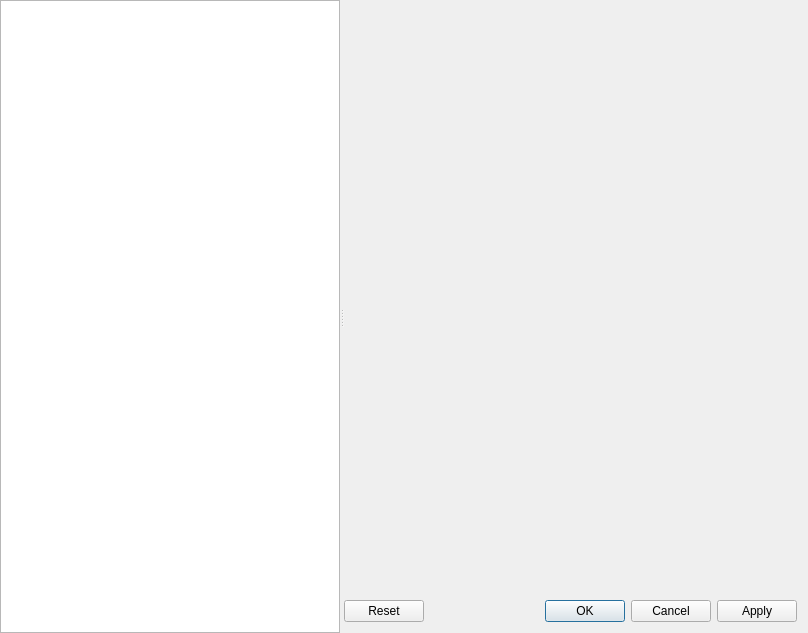
This is src/plugins/optionsmanager/optionsdialog.ui in silvansky/Contacts as Qt 5 draws it before an edit. The edited form follows.
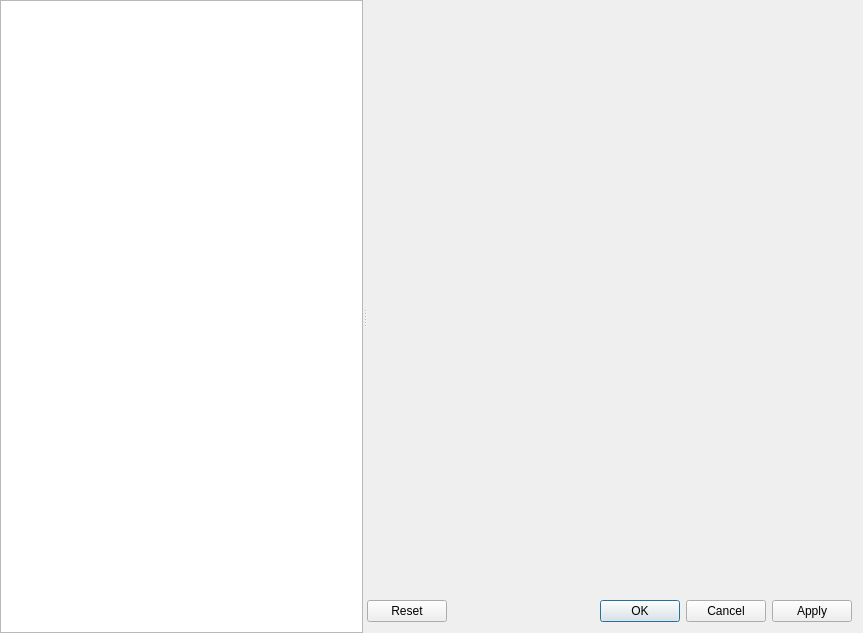
This is the edited form.

Commit message: Теперь основные окна перемещаются за свободную область окна без проблем (кажется).

Patch:
```diff
--- a/src/plugins/optionsmanager/optionsdialog.ui
+++ b/src/plugins/optionsmanager/optionsdialog.ui
@@ -6,7 +6,7 @@
    <rect>
     <x>0</x>
     <y>0</y>
-    <width>808</width>
+    <width>863</width>
     <height>633</height>
    </rect>
   </property>
@@ -78,7 +78,7 @@
            <rect>
             <x>0</x>
             <y>0</y>
-            <width>447</width>
+            <width>478</width>
             <height>581</height>
            </rect>
           </property>
```
The commit also changes 5 other files.
